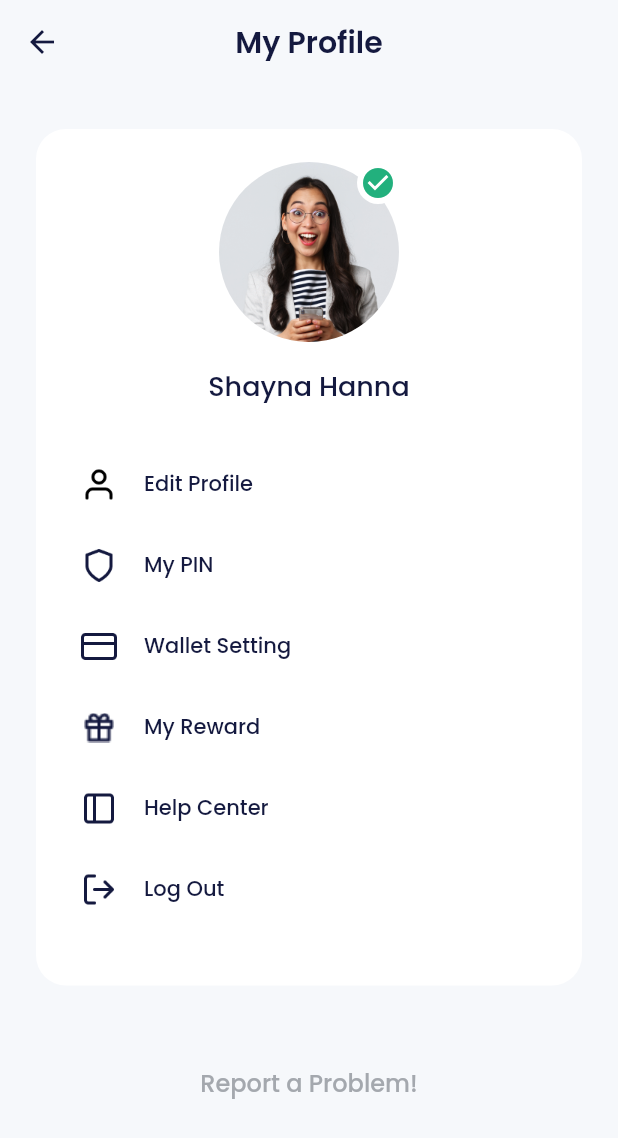
After one commit to abdulazizpermana/bank_sha, a Flutter app: the HomePage screen opened by its route, after a tap on the "check circle" icon, on a phone screen of 412 x 824 dp. The commit adds this screen. Shown: the top 1138 px of the screen. Run offline on Flutter 3.47's test engine with Material 2 defaults, Android fonts, the phone set to English and light mode, and no system bars; our stand-ins replace carousel_slider, google_fonts.

Commit message:
Add: profile page

```diff
--- a/lib/main.dart
+++ b/lib/main.dart
@@ -1,4 +1,5 @@
 import 'package:bank_sha/pages/onboarding_page.dart';
+import 'package:bank_sha/pages/profile_page.dart';
 import 'package:bank_sha/pages/signin_page.dart';
 import 'package:bank_sha/pages/signup_page.dart';
 import 'package:bank_sha/pages/signup_set_ktp.dart';
@@ -27,6 +28,7 @@ class MyApp extends StatelessWidget {
         '/sign-up-setktp': (context) => const SignUpSetKtp(),
         '/sign-up-success': (context) => const SignUpSuccess(),
         '/home': (context) => const HomePage(),
+        '/profile': (context) => const ProfilePage(),
       },
     );
   }
--- a/lib/pages/home_page.dart
+++ b/lib/pages/home_page.dart
@@ -81,7 +81,7 @@ class HomePage extends StatelessWidget {
           horizontal: 24,
         ),
         children: [
-          buildProfile(),
+          buildProfile(context),
           buildWalletCard(),
           buildLevel(),
           buildServices(),
@@ -93,7 +93,7 @@ class HomePage extends StatelessWidget {
     );
   }
 
-  Widget buildProfile() {
+  Widget buildProfile(BuildContext context) {
     return Container(
       margin: const EdgeInsets.only(
         top: 40,
@@ -122,7 +122,11 @@ class HomePage extends StatelessWidget {
               ),
             ],
           ),
-          Container(
+          GestureDetector(
+            onTap: () {
+              Navigator.pushNamed(context, '/profile');
+            },
+            child: Container(
               width: 60,
               height: 60,
               decoration: const BoxDecoration(
@@ -147,6 +151,7 @@ class HomePage extends StatelessWidget {
                       Icons.check_circle,
                       color: greenColor,
                       size: 14,
+                    ),
                   ),
                 ),
               ),
--- /dev/null
+++ b/lib/pages/profile_page.dart
@@ -0,0 +1,135 @@
+import 'package:bank_sha/shared/theme.dart';
+import 'package:bank_sha/widgets/buttons.dart';
+import 'package:bank_sha/widgets/profile_menu_item.dart';
+import 'package:flutter/material.dart';
+
+class ProfilePage extends StatelessWidget {
+  const ProfilePage({super.key});
+
+  @override
+  Widget build(BuildContext context) {
+    return Scaffold(
+      backgroundColor: lightBackgorundColor,
+      appBar: AppBar(
+        backgroundColor: lightBackgorundColor,
+        elevation: 0,
+        centerTitle: true,
+        iconTheme: IconThemeData(
+          color: blackColor,
+        ),
+        title: Text(
+          'My Profile',
+          style: blackTextStyle.copyWith(fontSize: 20, fontWeight: semiBold),
+        ),
+      ),
+      body: ListView(
+        physics: const BouncingScrollPhysics(),
+        padding: const EdgeInsets.symmetric(
+          horizontal: 24,
+        ),
+        children: [
+          const SizedBox(
+            height: 30,
+          ),
+          Container(
+            padding: const EdgeInsets.symmetric(
+              horizontal: 30,
+              vertical: 22,
+            ),
+            decoration: BoxDecoration(
+              color: whiteColor,
+              borderRadius: BorderRadius.circular(20),
+            ),
+            child: Column(
+              children: [
+                Container(
+                  width: 120,
+                  height: 120,
+                  decoration: const BoxDecoration(
+                    shape: BoxShape.circle,
+                    image: DecorationImage(
+                      image: AssetImage(
+                        'assets/img_profile.png',
+                      ),
+                    ),
+                  ),
+                  child: Align(
+                    alignment: Alignment.topRight,
+                    child: Container(
+                      width: 28,
+                      height: 28,
+                      decoration: BoxDecoration(
+                        shape: BoxShape.circle,
+                        color: whiteColor,
+                      ),
+                      child: Center(
+                        child: Icon(
+                          Icons.check_circle,
+                          color: greenColor,
+                          size: 24,
+                        ),
+                      ),
+                    ),
+                  ),
+                ),
+                const SizedBox(
+                  height: 16,
+                ),
+                Text(
+                  'Shayna Hanna',
+                  style: blackTextStyle.copyWith(
+                    fontSize: 18,
+                    fontWeight: medium,
+                  ),
+                ),
+                const SizedBox(
+                  height: 40,
+                ),
+                ProfileMenuItem(
+                  iconUrl: 'assets/ic_edit_profile.png',
+                  title: 'Edit Profile',
+                  onTap: () {},
+                ),
+                ProfileMenuItem(
+                  iconUrl: 'assets/ic_pin.png',
+                  title: 'My PIN',
+                  onTap: () {},
+                ),
+                ProfileMenuItem(
+                  iconUrl: 'assets/ic_wallet.png',
+                  title: 'Wallet Setting',
+                  onTap: () {},
+                ),
+                ProfileMenuItem(
+                  iconUrl: 'assets/ic_reward.png',
+                  title: 'My Reward',
+                  onTap: () {},
+                ),
+                ProfileMenuItem(
+                  iconUrl: 'assets/ic_help.png',
+                  title: 'Help Center',
+                  onTap: () {},
+                ),
+                ProfileMenuItem(
+                  iconUrl: 'assets/ic_logout.png',
+                  title: 'Log Out',
+                  onTap: () {},
+                ),
+              ],
+            ),
+          ),
+          const SizedBox(
+            height: 40,
+          ),
+          CustomTextButton(
+            title: 'Report a Problem!',
+            onPressed: () {},
+          ),
+          const SizedBox(
+            height: 40,
+          ),
+        ],
+      ),
+    );
+  }
+}
--- /dev/null
+++ b/lib/widgets/profile_menu_item.dart
@@ -0,0 +1,44 @@
+import 'package:bank_sha/shared/theme.dart';
+import 'package:flutter/material.dart';
+
+class ProfileMenuItem extends StatelessWidget {
+  final String iconUrl;
+  final String title;
+  final VoidCallback? onTap;
+
+  const ProfileMenuItem({
+    super.key,
+    required this.iconUrl,
+    required this.title,
+    this.onTap,
+  });
+
+  @override
+  Widget build(BuildContext context) {
+    return GestureDetector(
+      onTap: onTap,
+      child: Container(
+        margin: const EdgeInsets.only(
+          bottom: 30,
+        ),
+        child: Row(
+          children: [
+            Image.asset(
+              iconUrl,
+              width: 24,
+            ),
+            const SizedBox(
+              width: 18,
+            ),
+            Text(
+              title,
+              style: blackTextStyle.copyWith(
+                fontWeight: medium,
+              ),
+            ),
+          ],
+        ),
+      ),
+    );
+  }
+}
```
Lines whose indentation alone changed are shown as unchanged.
